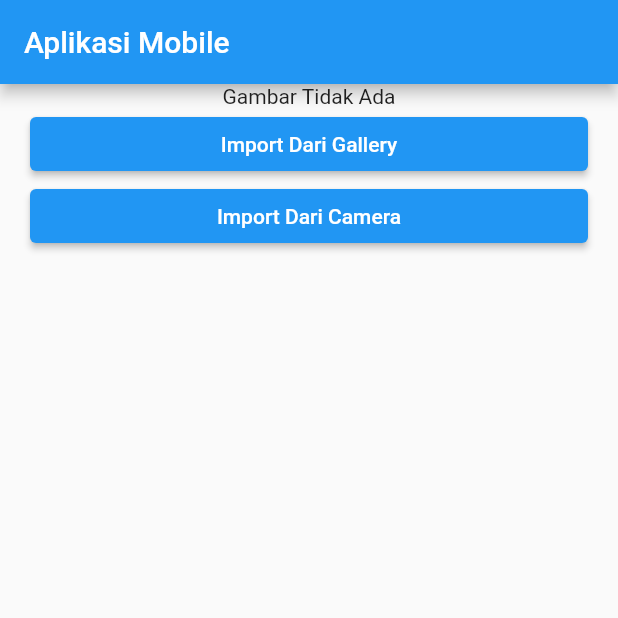
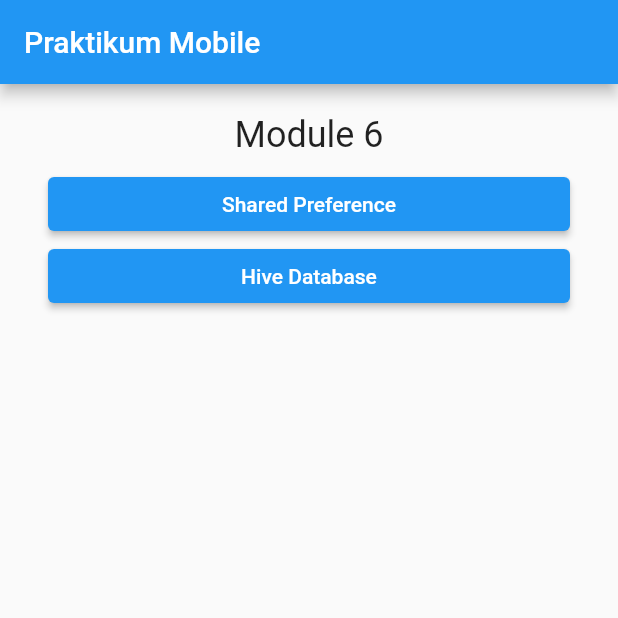
Before and after one commit to ekky2412/IF_Mobile_2022, a Flutter app: the screen it shows after launch, on a phone screen of 412 x 824 dp, the top half of it. Run offline on Flutter 3.47's test engine with Material 2 defaults, Android fonts, the phone set to English and light mode, and no system bars; our stand-ins replace fluttertoast, hive, hive_flutter, image_picker, shared_preferences; accounts and stored records are empty.

Commit message:
Shared Preference dan Hive

```diff
--- /dev/null
+++ b/lib/feature/module_6/homepage.dart
@@ -0,0 +1,21 @@
+import 'package:flutter/material.dart';
+import 'package:praktikum_mobile_2022_plug_e/feature/module_6/homepage_body.dart';
+
+class HomePageHome extends StatefulWidget {
+  const HomePageHome({Key? key}) : super(key: key);
+
+  @override
+  State<HomePageHome> createState() => _HomePageHomeState();
+}
+
+class _HomePageHomeState extends State<HomePageHome> {
+  @override
+  Widget build(BuildContext context) {
+    return Scaffold(
+      appBar: AppBar(
+        title: Text("Praktikum Mobile"),
+      ),
+      body: HomePageBody(),
+    );
+  }
+}
--- /dev/null
+++ b/lib/feature/module_6/homepage_body.dart
@@ -0,0 +1,47 @@
+import 'package:flutter/material.dart';
+import 'package:praktikum_mobile_2022_plug_e/feature/module_6/hive/contact_list.dart';
+import 'package:praktikum_mobile_2022_plug_e/feature/module_6/shared_pref/shared_pref_page.dart';
+import 'package:praktikum_mobile_2022_plug_e/tools/common_submit_button.dart';
+
+class HomePageBody extends StatefulWidget {
+  const HomePageBody({Key? key}) : super(key: key);
+
+  @override
+  State<HomePageBody> createState() => _HomePageBodyState();
+}
+
+class _HomePageBodyState extends State<HomePageBody> {
+  @override
+  Widget build(BuildContext context) {
+    return Container(
+      padding: EdgeInsets.all(12),
+      child: Column(
+        children: [
+          Padding(
+            padding: const EdgeInsets.all(8.0),
+            child: Text(
+              "Module 6",
+              style: TextStyle(fontSize: 24),
+            ),
+          ),
+          CommonSubmitButton(
+            labelButton: 'Shared Preference',
+            submitCallback: (String ) {
+              Navigator.of(context).push(
+                MaterialPageRoute(builder: (context) => SharedPrefPage())
+              );
+            },
+          ),
+          CommonSubmitButton(
+            labelButton: 'Hive Database',
+            submitCallback: (String ) {
+              Navigator.of(context).push(
+                  MaterialPageRoute(builder: (context) => ContactList())
+              );
+            },
+          )
+        ],
+      ),
+    );
+  }
+}
--- a/lib/main.dart
+++ b/lib/main.dart
@@ -1,10 +1,21 @@
 import 'package:flutter/material.dart';
+import 'package:hive_flutter/hive_flutter.dart';
+import 'package:praktikum_mobile_2022_plug_e/feature/module_3_dan_4/navigation_and_data/home_page.dart';
+import 'package:praktikum_mobile_2022_plug_e/feature/module_6/homepage.dart';
+import 'package:praktikum_mobile_2022_plug_e/model/contact_list_model.dart';
 
 import 'feature/module_5/image_picker/image_picker_section.dart';
 
 
-void main() {
+void main() async {
+  initiateLocalDB();
   runApp(const MyApp());
+}
+
+void initiateLocalDB() async{
+  await Hive.initFlutter();
+  Hive.registerAdapter(ContactListModelAdapter());
+  await Hive.openBox<ContactListModel>("contact_list");
 }
 
 class MyApp extends StatelessWidget {
@@ -14,7 +25,7 @@ class MyApp extends StatelessWidget {
   Widget build(BuildContext context) {
     return MaterialApp(
       debugShowCheckedModeBanner: false,
-      home: ImagePickerSection(),
+      home: HomePageHome(),
     );
   }
   // Widget app_interface() {
```
Also changed, not shown: lib/feature/module_6/hive/contact_list.dart (added, +82 -0 lines), lib/feature/module_6/shared_pref/shared_pref_page.dart (added, +105 -0 lines), lib/model/contact_list_model.dart (added, +17 -0 lines), pubspec.yaml (+7 -1 lines), lib/model/contact_list_model.g.dart (added), pubspec.lock.
